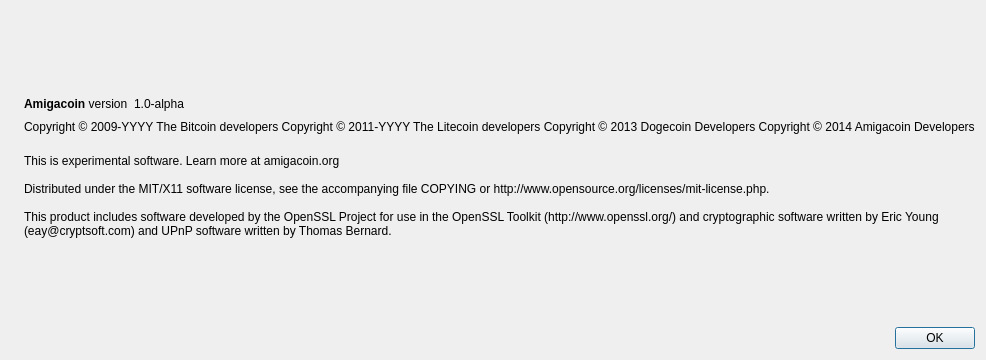
sonountaleban/amigacoin, file src/qt/forms/aboutdialog.ui: the form before one commit.
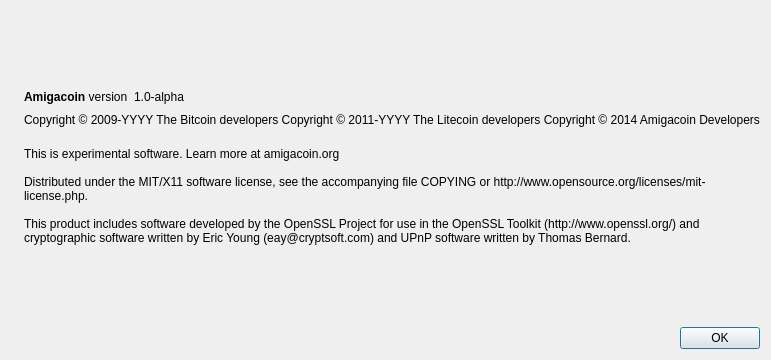
The form after the commit. Icons and pictures are not drawn.

The edit to the form file:
```diff
--- a/src/qt/forms/aboutdialog.ui
+++ b/src/qt/forms/aboutdialog.ui
@@ -93,7 +93,6 @@
        <property name="text">
         <string notr="true">Copyright &amp;copy; 2009-YYYY The Bitcoin developers
 Copyright &amp;copy; 2011-YYYY The Litecoin developers
-Copyright &amp;copy; 2013 Dogecoin Developers
 Copyright &amp;copy; 2014 Amigacoin Developers</string>
        </property>
        <property name="textFormat">
```
